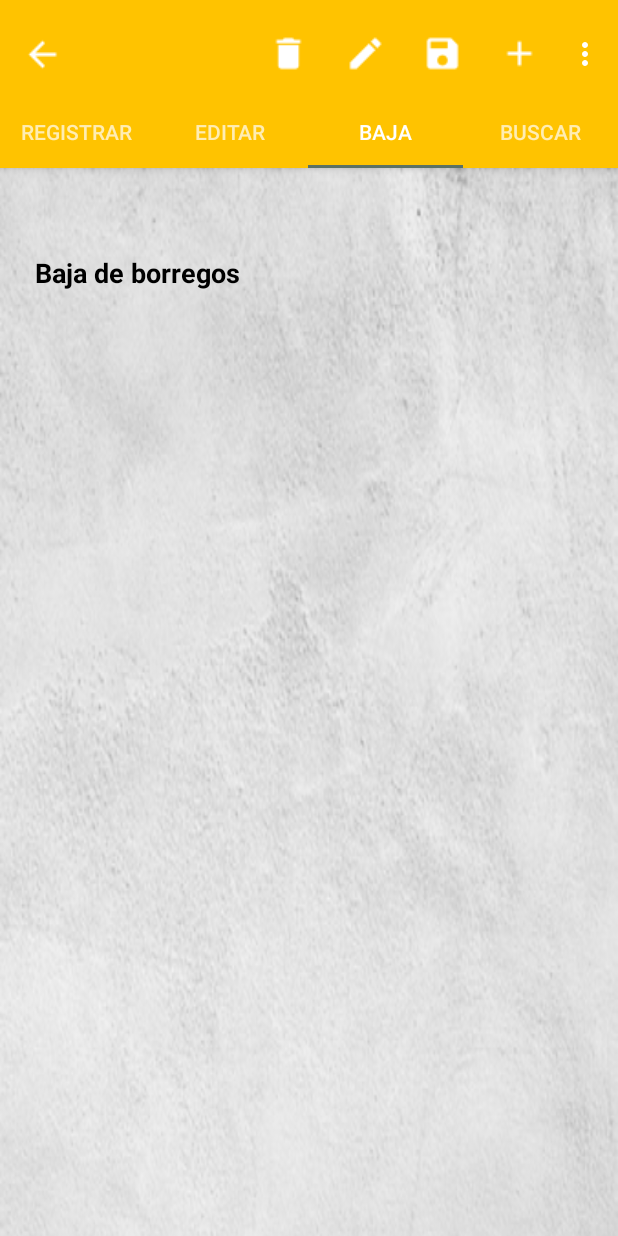
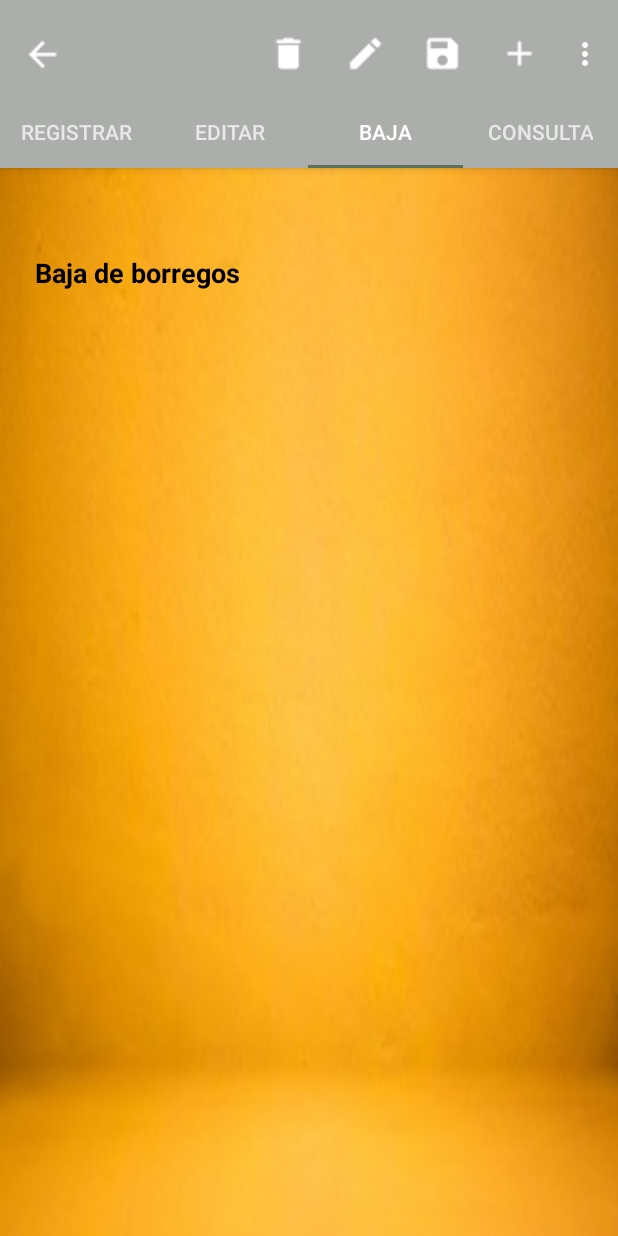
Before and after one commit to SergioMarquezz/Raising-Sheep, an Android app: the AdministracionBorreActivity screen opened directly, with no data from a screen before it, tab 3 chosen, on a phone screen of 412 x 824 dp. Run offline under Robolectric (Android 15) with nearby library versions, the light colour scheme and no system bars.

Commit message:
Se modifico el fragment de consultas para agregar un ListView y poder ver los ovinos registrados en la BD, se cambio el color del Toolbar

```diff
--- a/app/src/main/java/com/android/sergiomarquez/raisingsheep1/AdministracionBorreActivity.java
+++ b/app/src/main/java/com/android/sergiomarquez/raisingsheep1/AdministracionBorreActivity.java
@@ -295,7 +295,7 @@ public class AdministracionBorreActivity extends AppCompatActivity {
             super(fm);
         }
 
-        String[] name_tabs = {"Registrar","Editar","Baja","Buscar"};
+        String[] name_tabs = {"Registrar","Editar","Baja","Consulta"};
 
         @Override
         public Fragment getItem(int position) {
--- a/app/src/main/java/com/android/sergiomarquez/raisingsheep1/BaseDeDatos/BDManager.java
+++ b/app/src/main/java/com/android/sergiomarquez/raisingsheep1/BaseDeDatos/BDManager.java
@@ -339,5 +339,14 @@ public class BDManager {
         return cursor;
     }
 
+    public Cursor selectTodosBorregos(){
+
+        leerBaseDatos();
+
+        cursor = base_datos.rawQuery("Select *from borregos",null);
+
+        return cursor;
+    }
+
 
 }
--- a/app/src/main/java/com/android/sergiomarquez/raisingsheep1/ConsultaBorreFragment.java
+++ b/app/src/main/java/com/android/sergiomarquez/raisingsheep1/ConsultaBorreFragment.java
@@ -1,21 +1,94 @@
 package com.android.sergiomarquez.raisingsheep1;
 
 
+import android.database.Cursor;
 import android.os.Bundle;
 import android.support.v4.app.Fragment;
 import android.view.LayoutInflater;
 import android.view.View;
 import android.view.ViewGroup;
+import android.widget.AdapterView;
+import android.widget.ArrayAdapter;
+import android.widget.ListView;
+import android.widget.Toast;
+
+import com.android.sergiomarquez.raisingsheep1.BaseDeDatos.BDManager;
+
+import java.util.ArrayList;
 
 
+public class ConsultaBorreFragment extends Fragment implements AdapterView.OnItemClickListener {
 
 
-public class ConsultaBorreFragment extends Fragment {
+    View vista;
+    ListView listView_borregos;
+    Cursor cursor;
+    BDManager bdManager;
+
 
     @Override
     public View onCreateView(LayoutInflater inflater, ViewGroup container,
                              Bundle savedInstanceState) {
         // Inflate the layout for this fragment
-        return inflater.inflate(R.layout.fragment_consulta_borre, container, false);
+        vista =  inflater.inflate(R.layout.fragment_consulta_borre, container, false);
+
+
+        iniciar();
+        llenarListView();
+
+        return vista;
+
+    }
+
+    public void iniciar(){
+
+        listView_borregos = (ListView) vista.findViewById(R.id.listViewBorregos);
+        bdManager = new BDManager(getContext());
+        listView_borregos.setOnItemClickListener(this);
+    }
+
+    public void llenarListView(){
+
+        ArrayList<String> lista_borregos = new ArrayList<String>();
+
+        cursor = bdManager.selectTodosBorregos();
+
+        while (cursor.moveToNext()){
+
+            int id = cursor.getInt(cursor.getColumnIndex("id_borrego"));
+            String nombre = cursor.getString(cursor.getColumnIndex("nombre"));
+            lista_borregos.add(id +" - " + nombre);
+
+            ArrayAdapter adapter_borre = new ArrayAdapter(getActivity(),android.R.layout.simple_list_item_1,lista_borregos);
+            adapter_borre.setDropDownViewResource(android.R.layout.simple_spinner_dropdown_item);
+            listView_borregos.setAdapter(adapter_borre);
+        }
+
+    }
+
+
+    @Override
+    public void onItemClick(AdapterView<?> parent, View view, int position, long id) {
+
+        cursor = bdManager.selectTodosBorregos();
+
+
+        if (cursor.moveToPosition(position)){
+
+            String informe = "id: "+ cursor.getInt(cursor.getColumnIndex("id_borrego"))+"\n";
+            informe +="Nombre: " + cursor.getString(cursor.getColumnIndex("nombre")) +"\n";
+            informe += "Sexo: " + cursor.getString(cursor.getColumnIndex("sexo"))+"\n";
+            informe += "Peso: " + cursor.getDouble(cursor.getColumnIndex("peso"));
+
+            Toast.makeText(getContext(),informe ,Toast.LENGTH_LONG).show();
+        }
+
+
+
+
+
+
+
+
     }
 }
--- a/app/src/main/res/drawable/edit_text_ovalo_white.xml
+++ b/app/src/main/res/drawable/edit_text_ovalo_white.xml
@@ -3,8 +3,7 @@
 
 
     <stroke android:width="2dp"
-        android:color="#ffff"/>
-    <solid android:color="@color/colorGrey"/>
+        android:color="@color/colorAccent"/>
 
 
 </shape>
--- a/app/src/main/res/layout/activity_principal.xml
+++ b/app/src/main/res/layout/activity_principal.xml
@@ -19,7 +19,7 @@
         android:layout_height="match_parent"
         app:itemTextColor="@color/colorAccent"
         android:layout_gravity="start"
-        app:itemIconTint="@color/colorPrimaryDark"
+        app:itemIconTint="@color/colorYellow"
         android:fitsSystemWindows="true"
         app:headerLayout="@layout/nav_header_principal"
         app:menu="@menu/activity_principal_drawer" />
--- a/app/src/main/res/layout/fragment_baja_borre.xml
+++ b/app/src/main/res/layout/fragment_baja_borre.xml
@@ -2,7 +2,7 @@
     xmlns:tools="http://schemas.android.com/tools"
     android:layout_width="match_parent"
     android:layout_height="match_parent"
-    android:background="@drawable/fondo_gris"
+    android:background="@drawable/backgroud"
     tools:context="com.android.sergiomarquez.raisingsheep1.BajaBorreFragment">
 
 
--- a/app/src/main/res/layout/fragment_edicion_borre.xml
+++ b/app/src/main/res/layout/fragment_edicion_borre.xml
@@ -2,7 +2,7 @@
     xmlns:tools="http://schemas.android.com/tools"
     android:layout_width="match_parent"
     android:layout_height="match_parent"
-    android:background="@drawable/fondo_gris"
+    android:background="@drawable/backgroud"
     tools:context="com.android.sergiomarquez.raisingsheep1.EdicionBorreFragment">
 
 
--- a/app/src/main/res/values/colors.xml
+++ b/app/src/main/res/values/colors.xml
@@ -1,9 +1,10 @@
 <?xml version="1.0" encoding="utf-8"?>
 <resources>
-    <color name="colorPrimary">#FFC300</color>
-    <color name="colorPrimaryDark">#FFC300</color>
+    <color name="colorPrimary">#acaeac</color>
+    <color name="colorPrimaryDark">#acaeac</color>
     <color name="colorAccent">#5b7163</color>
     <color name="colorWhite">#f8faf8</color>
+   -- <color name="colorYellow">#FFC300</color>
 
     <color name="colorGrey">#acaeac</color>
 
--- a/app/src/main/res/values/strings.xml
+++ b/app/src/main/res/values/strings.xml
@@ -79,7 +79,7 @@
     <string name="tab_text_1">Registrar</string>
     <string name="tab_text_2">Editar</string>
     <string name="tab_text_3">Baja</string>
-    <string name="tab_text_4">Buscar</string>
+    <string name="tab_text_4">Consulta</string>
     <string name="section_format">Hello World from section: %1$d</string>
 
 
```
Also changed, not shown: app/src/main/res/layout/fragment_consulta_borre.xml (+5 -17 lines), app/src/main/res/layout/fragment_registro_borre.xml (+3 -4 lines).
